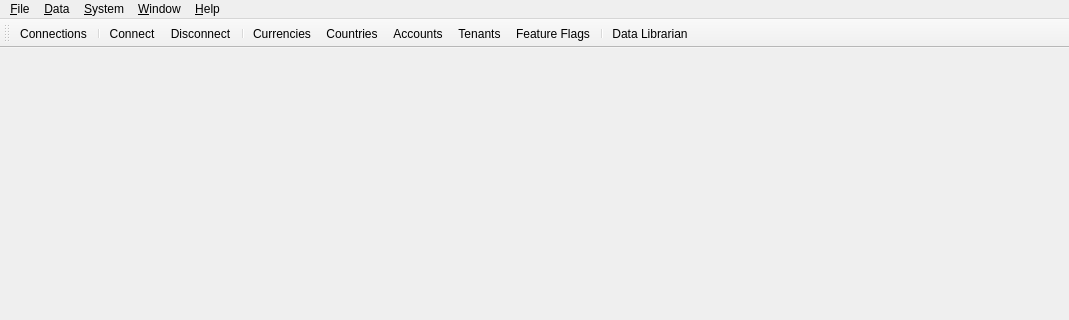
First picture: the form in projects/ores.qt/ui/MainWindow.ui, repository OreStudio/OreStudio, before the edit; both pictures show x 0 to 1069 and y 0 to 320 of the 1069 by 672 pixel window.
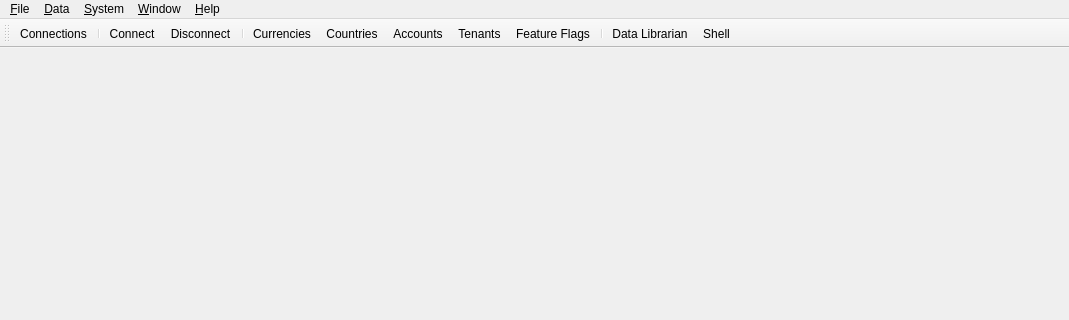
Second picture: the form after the edit.

Commit message:
[qt] Fix shell solar icon, add verify_certificate and toolbar button
Replace Solar command.svg (⌘ key symbol) with programming.svg
(terminal prompt icon) for the Terminal icon. Set verify_certificate
to false to match ores.qt client settings. Add Shell action to the
toolbar for quick access.

The edit to the form file:
```diff
--- a/projects/ores.qt/ui/MainWindow.ui
+++ b/projects/ores.qt/ui/MainWindow.ui
@@ -182,6 +182,7 @@
    <addaction name="ActionFeatureFlags"/>
    <addaction name="separator"/>
    <addaction name="ActionDataLibrarian"/>
+   <addaction name="ActionShell"/>
   </widget>
   <action name="ExitAction">
    <property name="text">
```
The commit also changes 8 other files.
